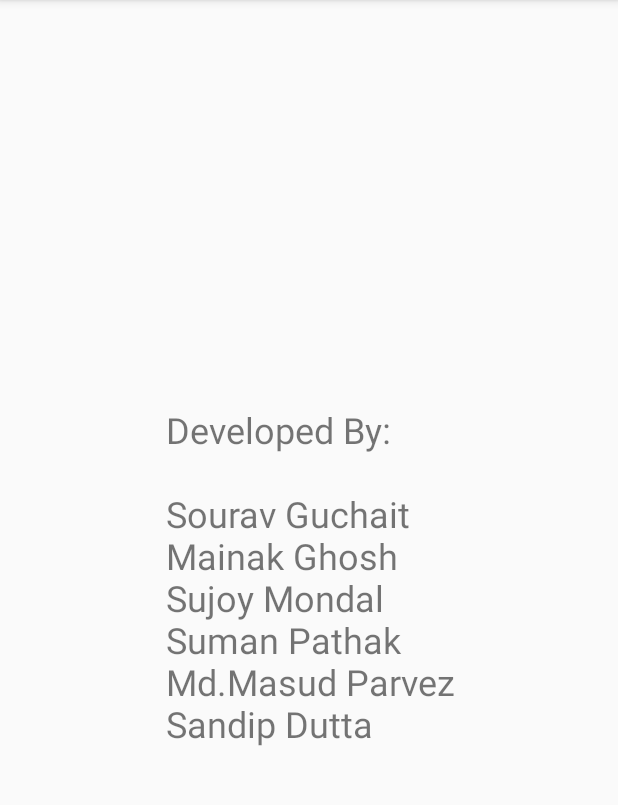
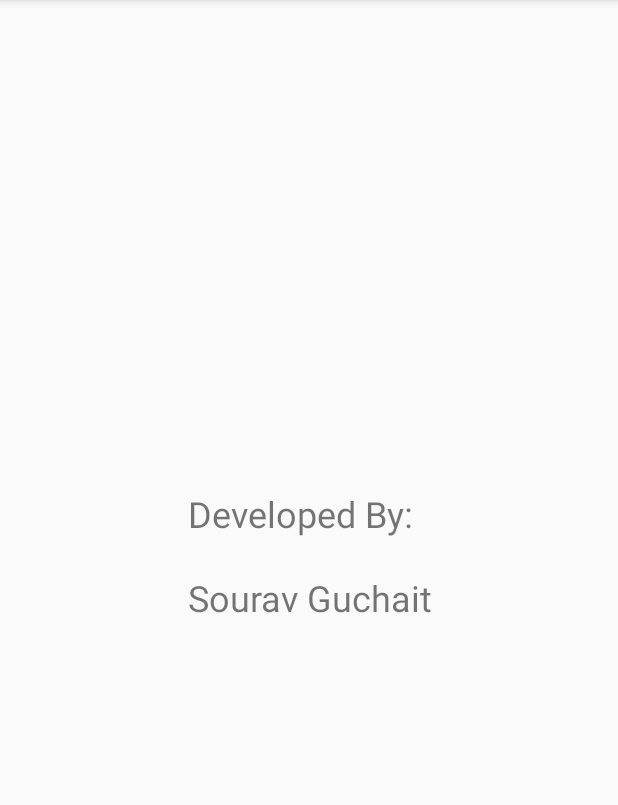
Before and after one commit to guchait995/Personal_Expense_Manager, an Android app: the AboutPage screen opened directly, with no data from a screen before it, on a phone screen of 412 x 824 dp, the part 84-889 px from its top. Run offline under Robolectric (Android 15) with nearby library versions, the phone set to English and light mode, and no system bars.

Commit message:
Update strings.xml

```diff
--- a/PersonalExpenses/app/src/main/res/values/strings.xml
+++ b/PersonalExpenses/app/src/main/res/values/strings.xml
@@ -16,7 +16,7 @@
         <item>Yearly</item>
     </string-array>
     <string name="reciever_number">8420</string>
-    <string name="about_page">Developed By: \n\nSourav Guchait\nMainak Ghosh\nSujoy Mondal\nSuman Pathak\nMd.Masud Parvez\nSandip Dutta</string>
+    <string name="about_page">Developed By: \n\nSourav Guchait\n</string>
 
     <string-array name="month">
         <item>January</item>
```
